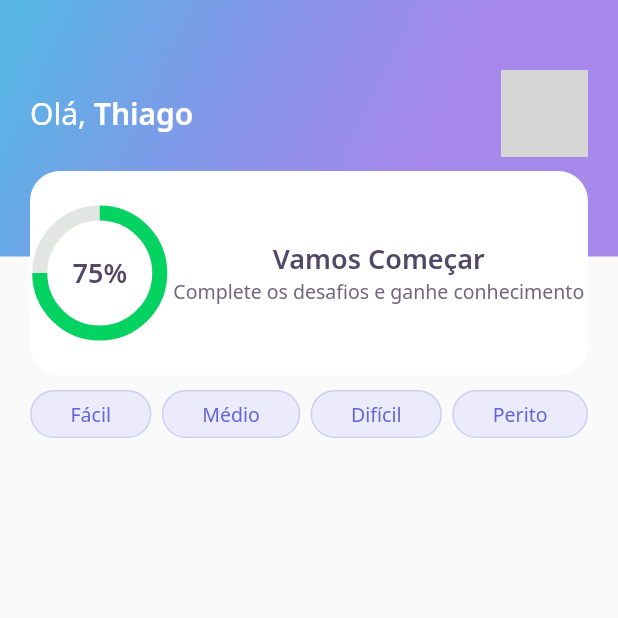
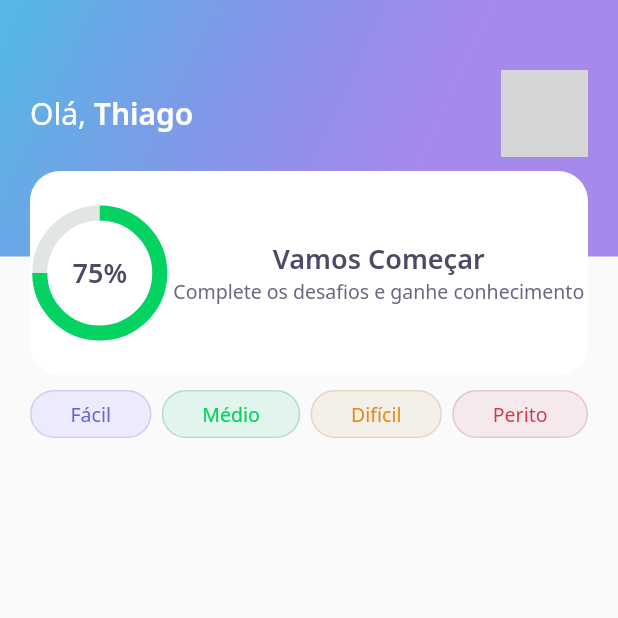
Before and after one commit to wstagf/NLW5-Flutter, a Flutter app: the screen it shows after launch, on a phone screen of 412 x 824 dp, the top half of it. Run offline on Flutter 3.47's test engine with Material 2 defaults, Android fonts, the light colour scheme and no system bars; our stand-ins replace google_fonts; network calls fail; grey boxes are pictures that could not be loaded.

Commit message:
criado configuracao para alterar a cor do botao conforme o texto

```diff
--- a/lib/home/widget/level_button_widget/level_button_widget.dart
+++ b/lib/home/widget/level_button_widget/level_button_widget.dart
@@ -4,18 +4,46 @@ import 'package:google_fonts/google_fonts.dart';
 
 class LevelButtonWidget extends StatelessWidget {
   final String label;
+  final config = {
+    "Fácil": {
+      "backgroundColor": AppColors.levelButtonFacil,
+      "borderColor": AppColors.levelButtonBorderFacil,
+      "fontColor": AppColors.levelButtonTextFacil
+    },
+    "Médio": {
+      "backgroundColor": AppColors.levelButtonMedio,
+      "borderColor": AppColors.levelButtonBorderMedio,
+      "fontColor": AppColors.levelButtonTextMedio
+    },
+    "Difícil": {
+      "backgroundColor": AppColors.levelButtonDificil,
+      "borderColor": AppColors.levelButtonBorderDificil,
+      "fontColor": AppColors.levelButtonTextDificil
+    },
+    "Perito": {
+      "backgroundColor": AppColors.levelButtonPerito,
+      "borderColor": AppColors.levelButtonBorderPerito,
+      "fontColor": AppColors.levelButtonTextPerito
+    }
+  };
 
-  const LevelButtonWidget({Key key, @required this.label}) : super(key: key);
+  LevelButtonWidget({Key key, @required this.label})
+      : assert(["Fácil", "Médio", "Difícil", "Perito"].contains(label)),
+        super(key: key);
+
+  Color get backgroundColor => config[label]['backgroundColor'];
+  Color get borderColor => config[label]['borderColor'];
+  Color get fontColor => config[label]['fontColor'];
 
   @override
   Widget build(BuildContext context) {
     return Container(
       decoration: BoxDecoration(
         borderRadius: BorderRadius.circular(28),
-        color: AppColors.levelButtonFacil,
+        color: backgroundColor,
         border: Border.fromBorderSide(
           BorderSide(
-            color: AppColors.levelButtonBorderFacil,
+            color: borderColor,
             width: 1,
           ),
         ),
@@ -28,7 +56,7 @@ class LevelButtonWidget extends StatelessWidget {
         child: Text(
           label,
           style: GoogleFonts.notoSans(
-            color: AppColors.levelButtonTextFacil,
+            color: fontColor,
             fontSize: 13,
           ),
         ),
```
